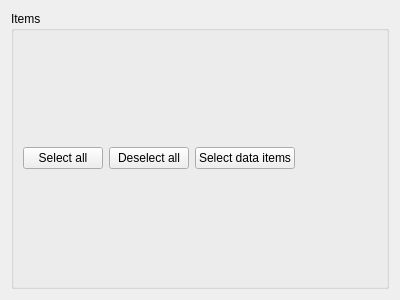
This is spinetoolbox/ui/select_database_items.ui in spine-tools/Spine-Toolbox as Qt 5 draws it before an edit. The edited form follows.
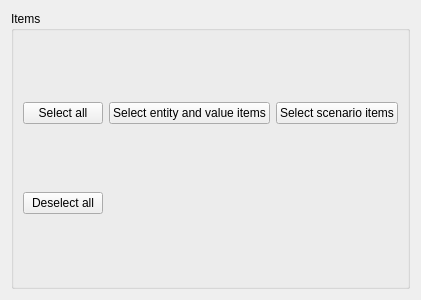
This is the edited form.

```diff
--- a/spinetoolbox/ui/select_database_items.ui
+++ b/spinetoolbox/ui/select_database_items.ui
@@ -18,7 +18,7 @@
    <rect>
     <x>0</x>
     <y>0</y>
-    <width>400</width>
+    <width>409</width>
     <height>300</height>
    </rect>
   </property>
@@ -47,23 +47,23 @@
           </property>
          </widget>
         </item>
-        <item>
-         <widget class="QPushButton" name="deselect_all_button">
-          <property name="toolTip">
-           <string>Deselect all items.</string>
-          </property>
-          <property name="text">
-           <string>Deselect all</string>
-          </property>
-         </widget>
-        </item>
         <item>
          <widget class="QPushButton" name="select_data_items_button">
           <property name="toolTip">
            <string>Selects entity and parameter data items.</string>
           </property>
           <property name="text">
-           <string>Select data items</string>
+           <string>Select entity and value items</string>
+          </property>
+         </widget>
+        </item>
+        <item>
+         <widget class="QPushButton" name="select_scenario_items_button">
+          <property name="toolTip">
+           <string>Selects the scenario and alternative items.</string>
+          </property>
+          <property name="text">
+           <string>Select scenario items</string>
           </property>
          </widget>
         </item>
@@ -82,6 +82,33 @@
         </item>
        </layout>
       </item>
+      <item>
+       <layout class="QHBoxLayout" name="horizontalLayout_2">
+        <item>
+         <widget class="QPushButton" name="deselect_all_button">
+          <property name="toolTip">
+           <string>Deselects all items.</string>
+          </property>
+          <property name="text">
+           <string>Deselect all</string>
+          </property>
+         </widget>
+        </item>
+        <item>
+         <spacer name="horizontalSpacer_2">
+          <property name="orientation">
+           <enum>Qt::Horizontal</enum>
+          </property>
+          <property name="sizeHint" stdset="0">
+           <size>
+            <width>40</width>
+            <height>20</height>
+           </size>
+          </property>
+         </spacer>
+        </item>
+       </layout>
+      </item>
      </layout>
     </widget>
    </item>
```
Left out of the diff: 4 changed lines with no effect on the pictures.
